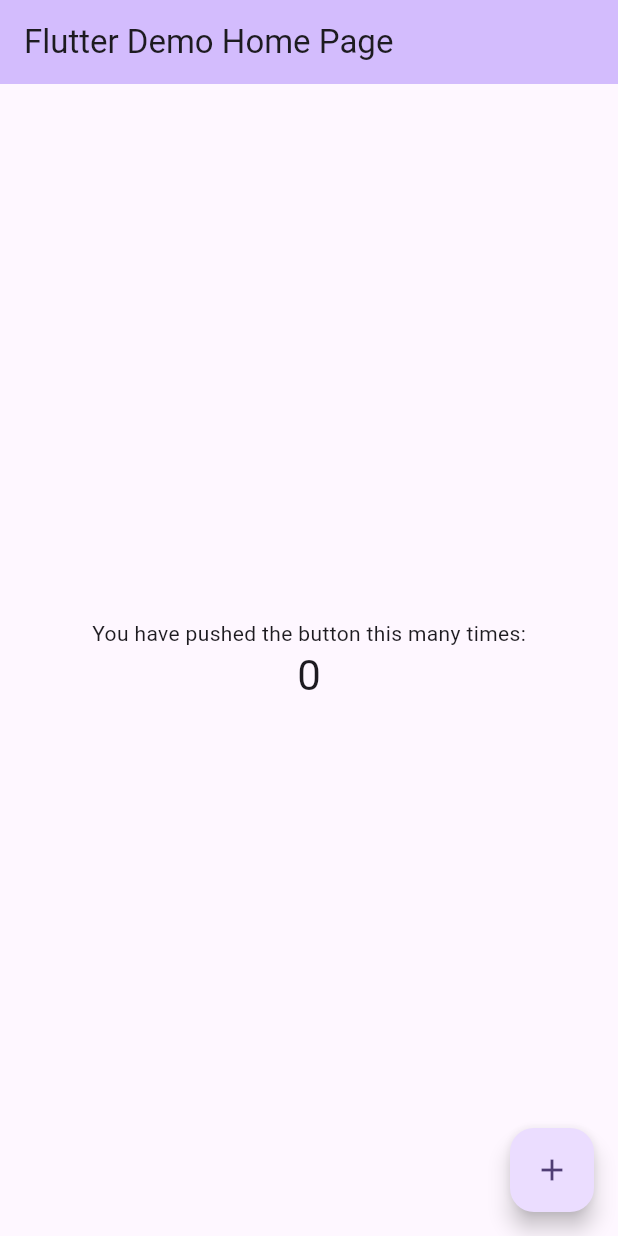
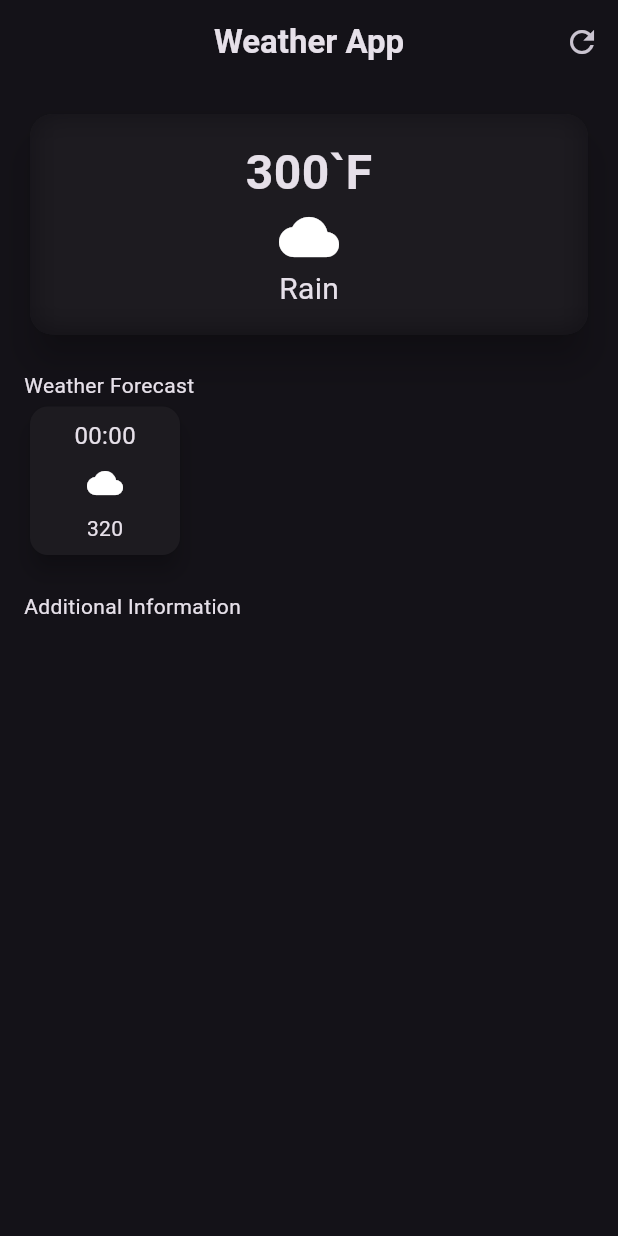
Before and after one commit to ram7767/flutter-examples, a Flutter app: the screen it shows after launch, on a phone screen of 412 x 824 dp. Run offline on Flutter 3.47's test engine with Material 3 defaults, Android fonts, the phone set to English and light mode, and no system bars.

Commit message:
Completed half UI

```diff
--- /dev/null
+++ b/lib/helper/addtion_information_widget.dart
@@ -0,0 +1,14 @@
+import 'package:flutter/material.dart';
+
+class AddtionInformationWidget extends StatelessWidget {
+  const AddtionInformationWidget({
+    super.key,
+  });
+
+  @override
+  Widget build(BuildContext context) {
+    return const Column(
+
+    );
+  }
+}
--- /dev/null
+++ b/lib/helper/forecast_card.dart
@@ -0,0 +1,40 @@
+import 'package:flutter/material.dart';
+import 'dart:ui';
+
+class ForecastCard extends StatelessWidget {
+  const ForecastCard({super.key});
+
+  @override
+  Widget build(BuildContext context) {
+    return Card(
+              elevation: 10,
+              shape: const RoundedRectangleBorder(
+                borderRadius: BorderRadius.all(Radius.elliptical(15, 15))
+                ),
+                child: ClipRRect(
+                  borderRadius: const BorderRadius.all(Radius.elliptical(15, 15)),
+                  child: BackdropFilter(
+                    filter: ImageFilter.blur(
+                      sigmaX: 10,
+                      sigmaY: 10
+                    ),
+                    child: const Padding(
+                      padding: EdgeInsets.all(16.0),
+                      child: Column(
+                        children: [
+                          Text("300`F",
+                          style: TextStyle(
+                            fontSize: 32,
+                            fontWeight: FontWeight.bold,
+                          ),),
+                          Icon(Icons.cloud, size: 40,),
+                          Text("Rain",
+                          style: TextStyle(fontSize: 20),)
+                        ],
+                      ),
+                    ),
+                  ),
+                ),
+              );
+  }
+}
--- a/lib/main.dart
+++ b/lib/main.dart
@@ -1,4 +1,5 @@
 import 'package:flutter/material.dart';
+import 'package:basic_weather_app/screen/weather_screen.dart';
 
 void main() {
   runApp(const MyApp());
@@ -7,119 +8,12 @@
 class MyApp extends StatelessWidget {
   const MyApp({super.key});
 
-  // This widget is the root of your application.
   @override
   Widget build(BuildContext context) {
     return MaterialApp(
-      title: 'Flutter Demo',
-      theme: ThemeData(
-        // This is the theme of your application.
-        //
-        // TRY THIS: Try running your application with "flutter run". You'll see
-        // the application has a purple toolbar. Then, without quitting the app,
-        // try changing the seedColor in the colorScheme below to Colors.green
-        // and then invoke "hot reload" (save your changes or press the "hot
-        // reload" button in a Flutter-supported IDE, or press "r" if you used
-        // the command line to start the app).
-        //
-        // Notice that the counter didn't reset back to zero; the application
-        // state is not lost during the reload. To reset the state, use hot
-        // restart instead.
-        //
-        // This works for code too, not just values: Most code changes can be
-        // tested with just a hot reload.
-        colorScheme: ColorScheme.fromSeed(seedColor: Colors.deepPurple),
-        useMaterial3: true,
-      ),
-      home: const MyHomePage(title: 'Flutter Demo Home Page'),
+      debugShowCheckedModeBanner: false,
+      theme: ThemeData.dark(useMaterial3: true),
+      home: const WeatherScreen(),
     );
   }
 }
-
-class MyHomePage extends StatefulWidget {
-  const MyHomePage({super.key, required this.title});
-
-  // This widget is the home page of your application. It is stateful, meaning
-  // that it has a State object (defined below) that contains fields that affect
-  // how it looks.
-
-  // This class is the configuration for the state. It holds the values (in this
-  // case the title) provided by the parent (in this case the App widget) and
-  // used by the build method of the State. Fields in a Widget subclass are
-  // always marked "final".
-
-  final String title;
-
-  @override
-  State<MyHomePage> createState() => _MyHomePageState();
-}
-
-class _MyHomePageState extends State<MyHomePage> {
-  int _counter = 0;
-
-  void _incrementCounter() {
-    setState(() {
-      // This call to setState tells the Flutter framework that something has
-      // changed in this State, which causes it to rerun the build method below
-      // so that the display can reflect the updated values. If we changed
-      // _counter without calling setState(), then the build method would not be
-      // called again, and so nothing would appear to happen.
-      _counter++;
-    });
-  }
-
-  @override
-  Widget build(BuildContext context) {
-    // This method is rerun every time setState is called, for instance as done
-    // by the _incrementCounter method above.
-    //
-    // The Flutter framework has been optimized to make rerunning build methods
-    // fast, so that you can just rebuild anything that needs updating rather
-    // than having to individually change instances of widgets.
-    return Scaffold(
-      appBar: AppBar(
-        // TRY THIS: Try changing the color here to a specific color (to
-        // Colors.amber, perhaps?) and trigger a hot reload to see the AppBar
-        // change color while the other colors stay the same.
-        backgroundColor: Theme.of(context).colorScheme.inversePrimary,
-        // Here we take the value from the MyHomePage object that was created by
-        // the App.build method, and use it to set our appbar title.
-        title: Text(widget.title),
-      ),
-      body: Center(
-        // Center is a layout widget. It takes a single child and positions it
-        // in the middle of the parent.
-        child: Column(
-          // Column is also a layout widget. It takes a list of children and
-          // arranges them vertically. By default, it sizes itself to fit its
-          // children horizontally, and tries to be as tall as its parent.
-          //
-          // Column has various properties to control how it sizes itself and
-          // how it positions its children. Here we use mainAxisAlignment to
-          // center the children vertically; the main axis here is the vertical
-          // axis because Columns are vertical (the cross axis would be
-          // horizontal).
-          //
-          // TRY THIS: Invoke "debug painting" (choose the "Toggle Debug Paint"
-          // action in the IDE, or press "p" in the console), to see the
-          // wireframe for each widget.
-          mainAxisAlignment: MainAxisAlignment.center,
-          children: <Widget>[
-            const Text(
-              'You have pushed the button this many times:',
-            ),
-            Text(
-              '$_counter',
-              style: Theme.of(context).textTheme.headlineMedium,
-            ),
-          ],
-        ),
-      ),
-      floatingActionButton: FloatingActionButton(
-        onPressed: _incrementCounter,
-        tooltip: 'Increment',
-        child: const Icon(Icons.add),
-      ), // This trailing comma makes auto-formatting nicer for build methods.
-    );
-  }
-}
--- /dev/null
+++ b/lib/screen/weather_screen.dart
@@ -0,0 +1,77 @@
+import 'package:basic_weather_app/helper/forecast_card.dart';
+import 'package:basic_weather_app/helper/addtion_information_widget.dart';
+import 'package:flutter/material.dart';
+
+class WeatherScreen extends StatelessWidget {
+  const WeatherScreen({super.key});
+
+  @override
+  Widget build(BuildContext context) {
+    return Scaffold(
+      appBar: AppBar(
+        title: const Text("Weather App",
+        style: TextStyle(fontWeight: FontWeight.bold),),
+        centerTitle: true,
+        actions: [
+          IconButton(onPressed: () {}, icon: const Icon(Icons.refresh)),
+        ],
+      ),
+      body: Padding(
+        padding: EdgeInsets.all(16.0),
+        child: Column(
+          crossAxisAlignment: CrossAxisAlignment.start,
+          children: [
+            const SizedBox(
+              width: double.infinity,
+              child: ForecastCard(),
+            ),
+            SizedBox(height: 20,),
+            Text(
+              "Weather Forecast",
+              style: TextStyle(),),
+
+             SingleChildScrollView(
+              scrollDirection: Axis.horizontal,
+               child: Row(
+                children: [
+                  Card(
+                    elevation: 6,
+                    child: Container(
+                      width: 100,
+                      padding: const EdgeInsets.all(8.0),
+                      decoration: BoxDecoration(
+                        borderRadius: BorderRadius.circular(15)
+                      ),
+                      child: const Column(
+                        children: [
+                          Text("00:00",
+                          style: TextStyle(fontSize: 16),),
+                          SizedBox(height: 8,),
+                          Icon(Icons.cloud),
+                          SizedBox(height: 8,),
+                          Text("320"),
+                        ],
+                      ),
+                    ),
+                  ),
+                ],
+                           ),
+             ),
+
+            const SizedBox(height: 20,),
+
+            Text("Additional Information",
+            style: TextStyle(),),
+            Row(
+              mainAxisAlignment: MainAxisAlignment.spaceAround,
+              children: [
+                AddtionInformationWidget()
+              ],
+            ),
+            const SizedBox(height: 20,),
+          ],
+        ),
+      ),
+    );
+  }
+}
```
